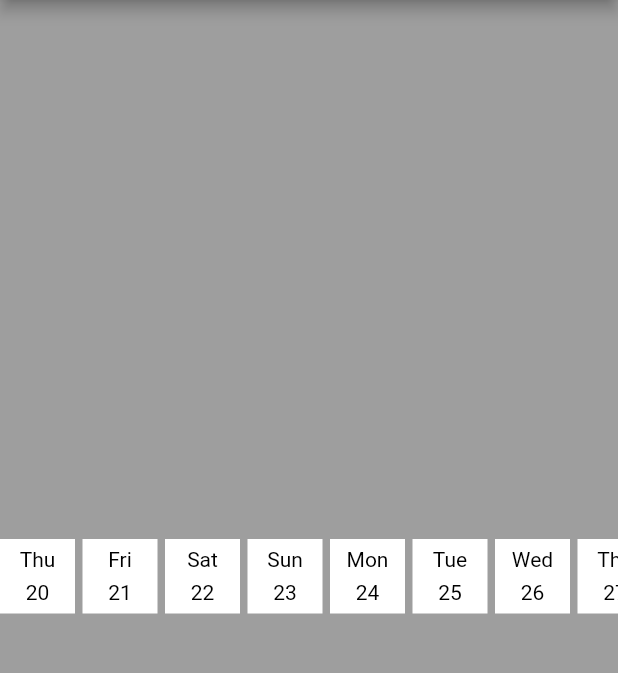
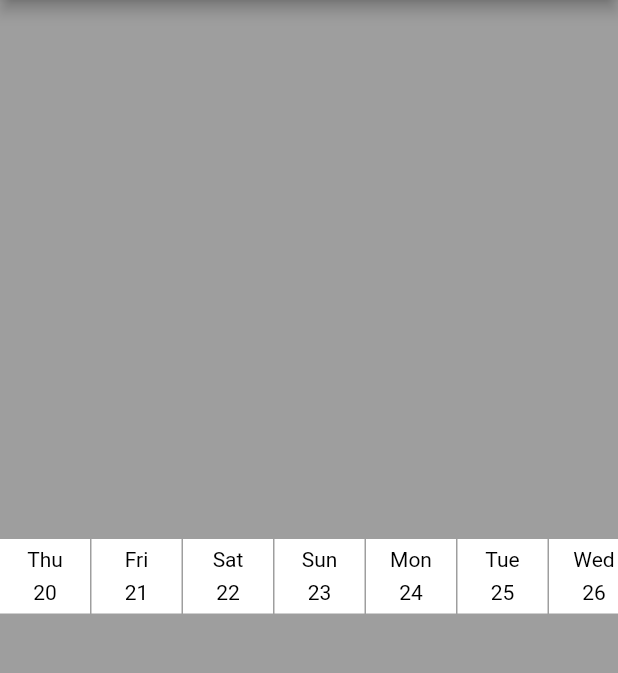
Before and after one commit to sreeramu/playground, a Flutter app: the screen it shows after launch, on a phone screen of 412 x 824 dp, the part 84-757 px from its top. Run offline on Flutter 3.47's test engine with Material 2 defaults, Android fonts, the phone set to English and light mode, and no system bars; our stand-ins replace flutter_spinkit; missing offline and left inert: thermostat.

Commit message:
Update main.dart

```diff
--- a/lib/main.dart
+++ b/lib/main.dart
@@ -26,9 +26,14 @@ class _AddCustomerFormState extends State<AddCustomerForm> {
     var today = new DateTime.now();
     var oneDayDuration = Duration(days: 1);
     var fiftyDaysFromNow = today.add(new Duration(days: 50));
+    int preMonth;
     while (today != fiftyDaysFromNow) {
       days.add(DayData(today.day.toString(), false, today.weekday));
+      preMonth = today.month;
       today = today.add(oneDayDuration);
+      if (preMonth != today.month && today != fiftyDaysFromNow) {
+        days.add(DayData(today.day.toString(), true, today.weekday));
+      }
     }
   }
 
@@ -43,7 +48,6 @@ class _AddCustomerFormState extends State<AddCustomerForm> {
           child: Container(
         height: 50.0,
         child: ListView(
-            // This next line does the trick.
             scrollDirection: Axis.horizontal,
             children: getListWidget()),
       )),
@@ -53,27 +57,46 @@ class _AddCustomerFormState extends State<AddCustomerForm> {
   List<Widget> getListWidget() {
     List<Widget> widgetList = List<Widget>();
     days.forEach((f) {
-      widgetList.add(Container(
-          width: 50.0,
+      widgetList.add(getListItem(f));
+    });
+    return widgetList;
+  }
+
+  Widget getListItem(DayData data) {
+    if (!data.isMonthStart) {
+      return Container(
+          width: 60.0,
           height: 50.0,
-          margin: EdgeInsets.only(right: 5.0),
+          margin: EdgeInsets.only(right: 1.0),
           color: Colors.white,
           alignment: Alignment.center,
           child: Column(
             mainAxisAlignment: MainAxisAlignment.spaceEvenly,
             children: <Widget>[
               Text(
-                f.dayWord,
+                data.dayWord,
                 style: TextStyle(color: Colors.black),
               ),
               Text(
-                f.dayNumber,
+                data.dayNumber,
                 style: TextStyle(color: Colors.black),
               )
             ],
-          )));
-    });
-    return widgetList;
+          ));
+    } else {
+      return Container(
+          width: 20.0,
+          height: 60.0,
+          margin: EdgeInsets.only(right: 1.0),
+          color: Colors.green,
+          alignment: Alignment.center,
+          child: new RotatedBox(
+              quarterTurns: 1,
+              child: new Text(
+                data.dayWord,
+                style: TextStyle(color: Colors.white),
+              )));
+    }
   }
 }
 
```
